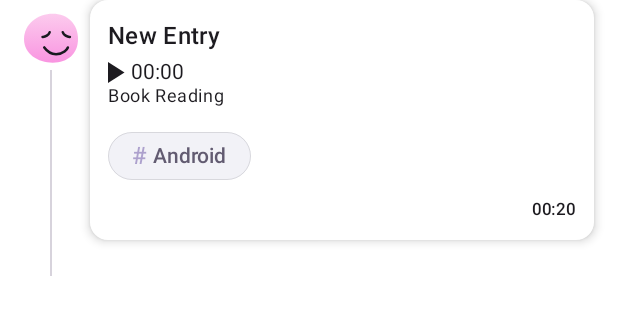
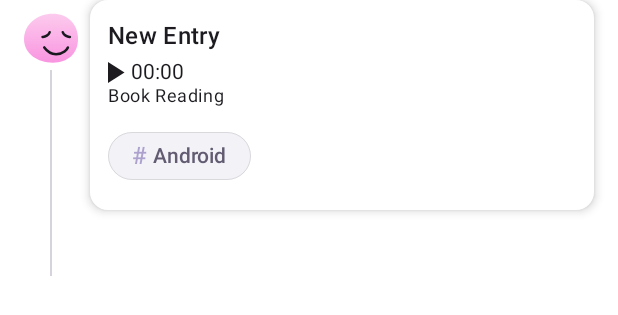
Before and after one commit to devAseemSharma/EchoJournal, an Android app built with Jetpack Compose: the @Preview function PreviewTimelineRow, on a phone screen of 412 x 824 dp. Shown: the top 315 px of the screen. Run offline under Robolectric (Android 15) with nearby library versions, the phone set to English and light mode, and no system bars; our stand-ins replace Room's generated code; 1 statement that could not run was skipped.

Commit message:
Refactored UI of home screen

```diff
--- a/app/src/main/java/com/androidace/echojournal/ui/home/HomeScreen.kt
+++ b/app/src/main/java/com/androidace/echojournal/ui/home/HomeScreen.kt
@@ -22,25 +22,19 @@ import androidx.compose.foundation.interaction.MutableInteractionSource
 import androidx.compose.foundation.interaction.collectIsPressedAsState
 import androidx.compose.foundation.layout.Arrangement
 import androidx.compose.foundation.layout.Box
-import androidx.compose.foundation.layout.BoxWithConstraints
 import androidx.compose.foundation.layout.Column
 import androidx.compose.foundation.layout.ExperimentalLayoutApi
 import androidx.compose.foundation.layout.FlowRow
-import androidx.compose.foundation.layout.IntrinsicSize
 import androidx.compose.foundation.layout.Row
 import androidx.compose.foundation.layout.Spacer
 import androidx.compose.foundation.layout.fillMaxHeight
 import androidx.compose.foundation.layout.fillMaxSize
 import androidx.compose.foundation.layout.fillMaxWidth
-import androidx.compose.foundation.layout.height
 import androidx.compose.foundation.layout.heightIn
 import androidx.compose.foundation.layout.padding
 import androidx.compose.foundation.layout.size
 import androidx.compose.foundation.layout.width
-import androidx.compose.foundation.layout.wrapContentHeight
-import androidx.compose.foundation.layout.wrapContentSize
 import androidx.compose.foundation.lazy.LazyColumn
-import androidx.compose.foundation.lazy.items
 import androidx.compose.foundation.lazy.itemsIndexed
 import androidx.compose.foundation.shape.CircleShape
 import androidx.compose.foundation.shape.RoundedCornerShape
@@ -62,9 +56,7 @@ import androidx.compose.runtime.setValue
 import androidx.compose.ui.Alignment
 import androidx.compose.ui.Modifier
 import androidx.compose.ui.draw.scale
-import androidx.compose.ui.focus.FocusRequester.Companion.createRefs
 import androidx.compose.ui.geometry.Offset
-import androidx.compose.ui.graphics.Color
 import androidx.compose.ui.graphics.graphicsLayer
 import androidx.compose.ui.hapticfeedback.HapticFeedbackType
 import androidx.compose.ui.input.pointer.pointerInput
@@ -81,7 +73,6 @@ import androidx.hilt.navigation.compose.hiltViewModel
 import androidx.lifecycle.compose.collectAsStateWithLifecycle
 import com.androidace.echojournal.R
 import com.androidace.echojournal.db.Topic
-import com.androidace.echojournal.db.TopicWithNewEntries
 import com.androidace.echojournal.ui.common.timeline.LineStyle
 import com.androidace.echojournal.ui.common.timeline.Timeline
 import com.androidace.echojournal.ui.common.timeline.TimelineOrientation
@@ -92,7 +83,6 @@ import com.androidace.echojournal.ui.newentry.TopicChip
 import com.androidace.echojournal.ui.recording.RecordingViewModel
 import com.androidace.echojournal.ui.theme.moodColorPaletteMap
 import com.androidace.echojournal.ui.theme.titleStyle
-import com.androidace.echojournal.util.formatMillis
 import java.time.LocalDate
 import java.time.format.DateTimeFormatter
 import kotlin.math.sqrt
@@ -550,16 +540,6 @@ fun TimelineRow(entry: TimelineEntry, position: Int, totalItems: Int) {
                         }
                     }
                 }
-
-                // Time text (e.g., 17:30)
-                val timeText = formatMillis(entry.createdAt)
-                Text(
-                    text = timeText,
-                    style = MaterialTheme.typography.labelSmall,
-                    modifier = Modifier
-                        .align(Alignment.End)
-                        .padding(top = 4.dp)
-                )
             }
         }
     }
```
